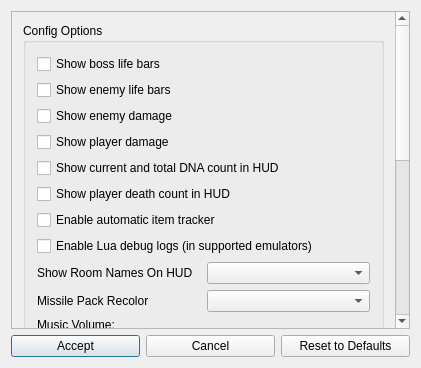
This is randovania/games/dread/gui/ui_files/dread_cosmetic_patches_dialog.ui in randovania/randovania as Qt 5 draws it before an edit. The edited form follows.
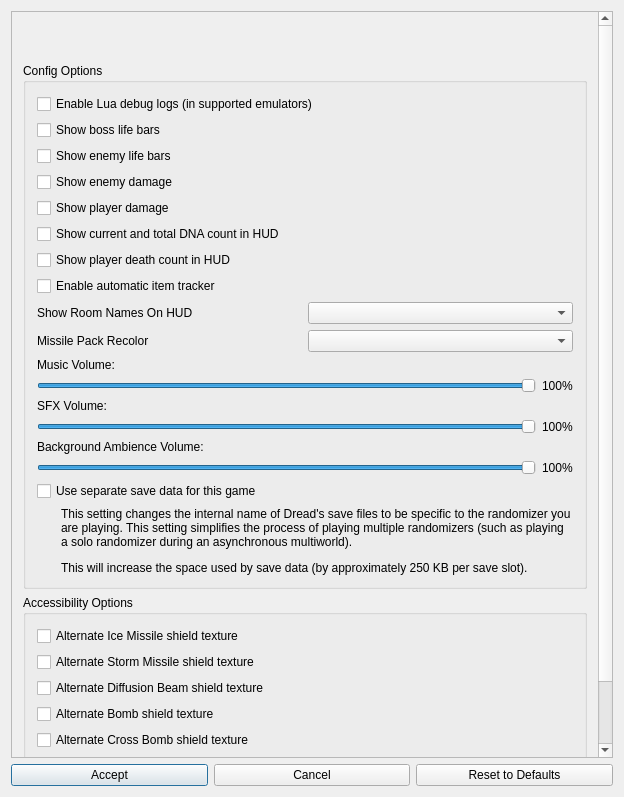
This is the edited form. Custom widgets are drawn as their Qt base class.

Commit message:
Dread: Randomizer specific save slots
- Added cosmetic option to use different save slots for each ranomizer
- Added short description to cosmetic dialogue
- Implemented in Dread's pdf
- Requires ODR bump

What changed in the file:
```diff
--- a/randovania/games/dread/gui/ui_files/dread_cosmetic_patches_dialog.ui
+++ b/randovania/games/dread/gui/ui_files/dread_cosmetic_patches_dialog.ui
@@ -6,8 +6,8 @@
    <rect>
     <x>0</x>
     <y>0</y>
-    <width>421</width>
-    <height>368</height>
+    <width>624</width>
+    <height>797</height>
    </rect>
   </property>
   <property name="windowTitle">
@@ -23,9 +23,9 @@
       <property name="geometry">
        <rect>
         <x>0</x>
-        <y>0</y>
-        <width>390</width>
-        <height>716</height>
+        <y>-242</y>
+        <width>583</width>
+        <height>1057</height>
        </rect>
       </property>
       <layout class="QVBoxLayout" name="verticalLayout">
@@ -48,6 +48,16 @@
           <string>Config Options</string>
          </property>
          <layout class="QVBoxLayout" name="game_changes_layout">
+          <item>
+           <widget class="QCheckBox" name="enable_debug_logging">
+            <property name="visible">
+             <bool>true</bool>
+            </property>
+            <property name="text">
+             <string>Enable Lua debug logs (in supported emulators)</string>
+            </property>
+           </widget>
+          </item>
           <item>
            <widget class="QCheckBox" name="show_boss_life">
             <property name="text">
@@ -97,16 +107,6 @@
             </property>
            </widget>
           </item>
-          <item>
-           <widget class="QCheckBox" name="enable_debug_logging">
-            <property name="text">
-             <string>Enable Lua debug logs (in supported emulators)</string>
-            </property>
-            <property name="visible">
-             <bool>false</bool>
-            </property>
-           </widget>
-          </item>
           <item>
            <layout class="QHBoxLayout" name="show_room_names">
             <item>
@@ -244,6 +244,29 @@
             </item>
            </layout>
           </item>
+          <item>
+           <widget class="QCheckBox" name="separate_save_slots">
+            <property name="text">
+             <string>Use separate save data for this game</string>
+            </property>
+           </widget>
+          </item>
+          <item>
+           <widget class="QLabel" name="save_slots_description">
+            <property name="text">
+             <string>&lt;html&gt;&lt;head/&gt;&lt;body&gt;&lt;p&gt;This setting changes the internal name of Dread's save files to be specific to the randomizer you are playing. This setting simplifies the process of playing multiple randomizers (such as playing a solo randomizer during an asynchronous multiworld). &lt;/p&gt;&lt;p&gt;This will increase the space used by save data (by approximately 250 KB per save slot).&lt;/p&gt;&lt;/body&gt;&lt;/html&gt;</string>
+            </property>
+            <property name="wordWrap">
+             <bool>true</bool>
+            </property>
+            <property name="margin">
+             <number>0</number>
+            </property>
+            <property name="indent">
+             <number>24</number>
+            </property>
+           </widget>
+          </item>
          </layout>
         </widget>
        </item>
```
The commit also changes 4 other files.
